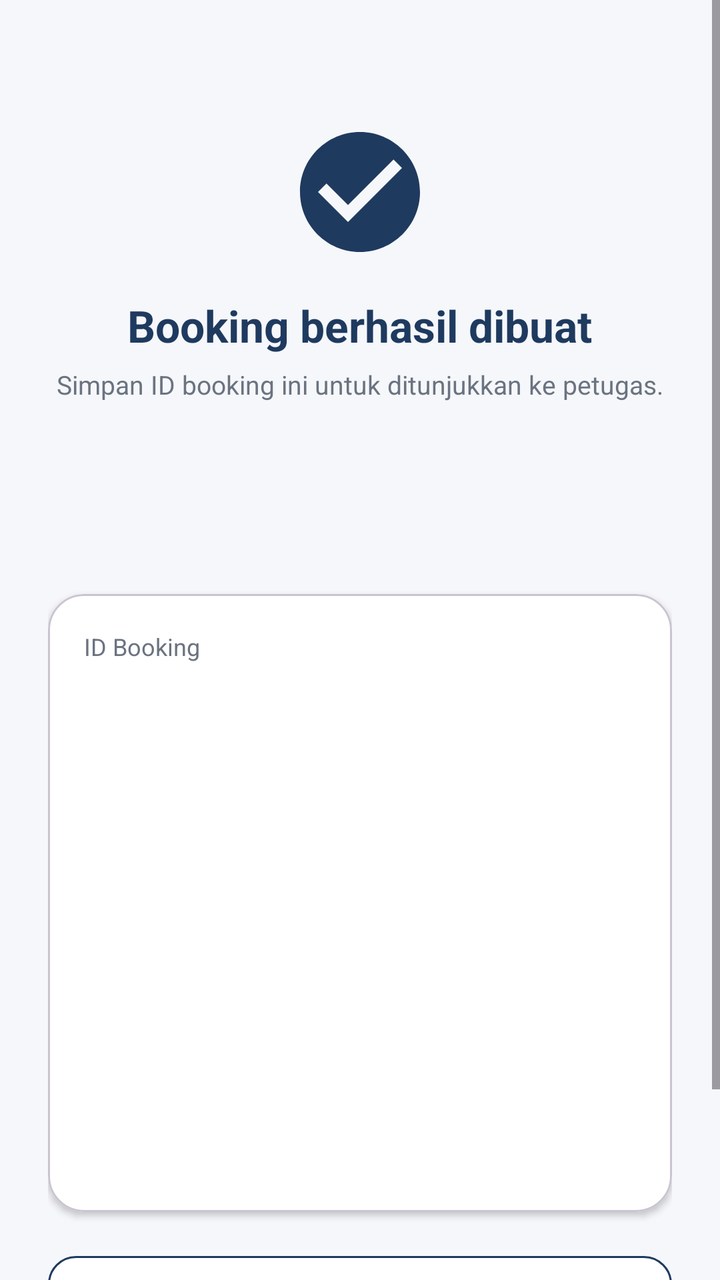
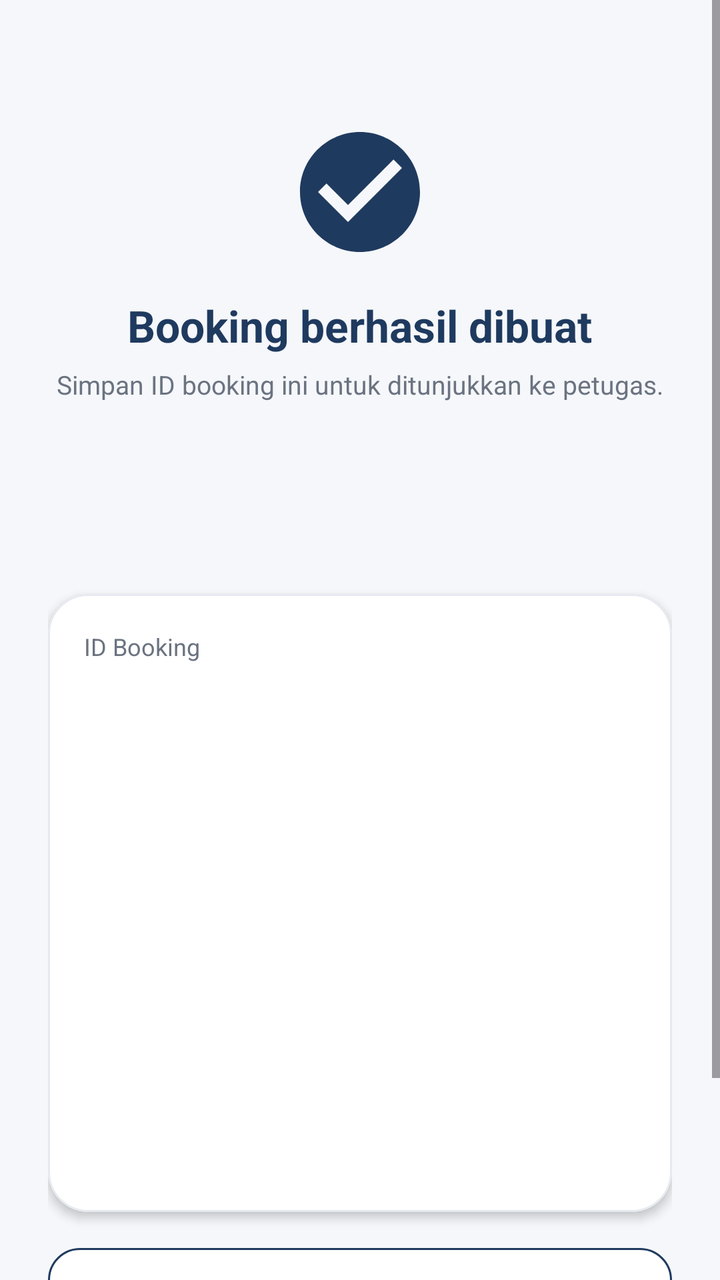

Before-and-after screenshots of an Android layout around one commit, followed by the original layout XML and the change that was made.
<!-- AndroidManifest.xml: application theme Theme.MobileProject -->
<!-- res/layout/activity_booking_success.xml -->
<?xml version="1.0" encoding="utf-8"?>
<ScrollView xmlns:android="http://schemas.android.com/apk/res/android"
    xmlns:app="http://schemas.android.com/apk/res-auto"
    android:layout_width="match_parent"
    android:layout_height="match_parent"
    android:background="@color/bk_bg_screen"
    android:fillViewport="true">

    <LinearLayout
        android:layout_width="match_parent"
        android:layout_height="wrap_content"
        android:gravity="center_horizontal"
        android:orientation="vertical"
        android:padding="24dp">

        <ImageView
            android:layout_width="72dp"
            android:layout_height="72dp"
            android:layout_marginTop="36dp"
            android:contentDescription="@null"
            android:src="@drawable/ic_svc_check_circle"
            app:tint="@color/bk_primary" />

        <TextView
            android:layout_width="wrap_content"
            android:layout_height="wrap_content"
            android:layout_marginTop="16dp"
            android:text="Booking berhasil dibuat"
            android:textColor="@color/bk_primary"
            android:textSize="22sp"
            android:textStyle="bold" />

        <TextView
            android:layout_width="wrap_content"
            android:layout_height="wrap_content"
            android:layout_marginTop="6dp"
            android:text="Simpan ID booking ini untuk ditunjukkan ke petugas."
            android:textColor="@color/bk_text_secondary"
            android:textSize="13sp" />

        <ProgressBar
            android:id="@+id/progress"
            android:layout_width="wrap_content"
            android:layout_height="wrap_content"
            android:layout_marginTop="24dp" />

        <com.google.android.material.card.MaterialCardView
            android:layout_width="match_parent"
            android:layout_height="wrap_content"
            android:layout_marginTop="24dp"
            app:cardBackgroundColor="@android:color/white"
            app:cardCornerRadius="18dp"
            app:cardElevation="2dp">

            <LinearLayout
                android:layout_width="match_parent"
                android:layout_height="wrap_content"
                android:orientation="vertical"
                android:padding="18dp">

                <TextView
                    android:layout_width="wrap_content"
                    android:layout_height="wrap_content"
                    android:text="ID Booking"
                    android:textColor="@color/bk_text_secondary"
                    android:textSize="12sp" />

                <TextView
                    android:id="@+id/tvBookingId"
                    android:layout_width="match_parent"
                    android:layout_height="wrap_content"
                    android:layout_marginTop="3dp"
                    android:textColor="@color/bk_primary"
                    android:textSize="20sp"
                    android:textStyle="bold" />

                <TextView
                    android:id="@+id/tvStatus"
                    android:layout_width="wrap_content"
                    android:layout_height="wrap_content"
                    android:layout_marginTop="12dp"
                    android:textColor="@color/bk_accent"
                    android:textStyle="bold" />

                <TextView
                    android:id="@+id/tvVehicle"
                    android:layout_width="match_parent"
                    android:layout_height="wrap_content"
                    android:layout_marginTop="16dp"
                    android:textColor="@color/bk_text_primary" />

                <TextView
                    android:id="@+id/tvServices"
                    android:layout_width="match_parent"
                    android:layout_height="wrap_content"
                    android:layout_marginTop="6dp"
                    android:textColor="@color/bk_text_secondary" />

                <TextView
                    android:id="@+id/tvWorkshop"
                    android:layout_width="match_parent"
                    android:layout_height="wrap_content"
                    android:layout_marginTop="6dp"
                    android:textColor="@color/bk_text_secondary" />

                <TextView
                    android:id="@+id/tvSchedule"
                    android:layout_width="match_parent"
                    android:layout_height="wrap_content"
                    android:layout_marginTop="6dp"
                    android:textColor="@color/bk_text_secondary" />

                <TextView
                    android:id="@+id/tvTotal"
                    android:layout_width="match_parent"
                    android:layout_height="wrap_content"
                    android:layout_marginTop="16dp"
                    android:textColor="@color/bk_primary"
                    android:textSize="18sp"
                    android:textStyle="bold" />

                <TextView
                    android:id="@+id/tvEstimatedPoints"
                    android:layout_width="match_parent"
                    android:layout_height="wrap_content"
                    android:layout_marginTop="6dp"
                    android:textColor="@color/bk_accent"
                    android:textStyle="bold" />

                <TextView
                    android:id="@+id/tvPointsStatus"
                    android:layout_width="match_parent"
                    android:layout_height="wrap_content"
                    android:layout_marginTop="4dp"
                    android:textSize="12sp" />
            </LinearLayout>
        </com.google.android.material.card.MaterialCardView>

        <com.google.android.material.button.MaterialButton
            android:id="@+id/btnViewPoints"
            android:layout_width="match_parent"
            android:layout_height="wrap_content"
            android:layout_marginTop="18dp"
            android:text="Lihat riwayat points"
            android:textAllCaps="false"
            android:textColor="@color/bk_primary"
            app:backgroundTint="@android:color/white"
            app:cornerRadius="14dp"
            app:strokeColor="@color/bk_primary"
            app:strokeWidth="1dp" />

        <com.google.android.material.button.MaterialButton
            android:id="@+id/btnBackHome"
            android:layout_width="match_parent"
            android:layout_height="wrap_content"
            android:layout_marginTop="8dp"
            android:text="Kembali ke beranda"
            android:textAllCaps="false"
            android:textColor="@android:color/white"
            app:backgroundTint="@color/bk_accent"
            app:cornerRadius="14dp" />
    </LinearLayout>
</ScrollView>
<!-- resources referenced by this layout -->
<resources>
  <color name="bk_accent">#FF7A1A</color>
  <color name="bk_bg_screen">#F5F7FA</color>
  <color name="bk_primary">#1F3A5F</color>
  <color name="bk_text_primary">#2B2F36</color>
  <color name="bk_text_secondary">#6B7380</color>
  <!-- drawable ic_svc_check_circle (drawable) -->
  <?xml version="1.0" encoding="utf-8"?>
  <vector xmlns:android="http://schemas.android.com/apk/res/android"
      android:width="24dp"
      android:height="24dp"
      android:viewportWidth="24"
      android:viewportHeight="24">
      <path
          android:fillColor="#FF000000"
          android:pathData="M12,2C6.48,2 2,6.48 2,12s4.48,10 10,10 10,-4.48 10,-10S17.52,2 12,2zM10,17l-5,-5 1.41,-1.41L10,14.17l7.59,-7.59L19,8l-9,9z" />
  </vector>
  <style name="Theme.MobileProject" parent="Base.Theme.MobileProject" />
  <style name="Base.Theme.MobileProject" parent="Theme.Material3.DayNight.NoActionBar">
  
      </style>
</resources>

<!-- the commit's change to res/layout/activity_booking_success.xml (unified diff, before → after) -->
@@ -1,6 +1,7 @@
 <?xml version="1.0" encoding="utf-8"?>
 <ScrollView xmlns:android="http://schemas.android.com/apk/res/android"
     xmlns:app="http://schemas.android.com/apk/res-auto"
+    android:id="@+id/main"
     android:layout_width="match_parent"
     android:layout_height="match_parent"
     android:background="@color/bk_bg_screen"
@@ -49,8 +50,10 @@
             android:layout_height="wrap_content"
             android:layout_marginTop="24dp"
             app:cardBackgroundColor="@android:color/white"
-            app:cardCornerRadius="18dp"
-            app:cardElevation="2dp">
+            app:cardCornerRadius="20dp"
+            app:cardElevation="3dp"
+            app:strokeColor="@color/bk_stroke_soft"
+            app:strokeWidth="1dp">
 
             <LinearLayout
                 android:layout_width="match_parent"
@@ -139,25 +142,31 @@
         <com.google.android.material.button.MaterialButton
             android:id="@+id/btnViewPoints"
             android:layout_width="match_parent"
-            android:layout_height="wrap_content"
+            android:layout_height="52dp"
+            android:insetTop="0dp"
+            android:insetBottom="0dp"
             android:layout_marginTop="18dp"
             android:text="Lihat riwayat points"
             android:textAllCaps="false"
             android:textColor="@color/bk_primary"
+            android:textStyle="bold"
             app:backgroundTint="@android:color/white"
-            app:cornerRadius="14dp"
+            app:cornerRadius="16dp"
             app:strokeColor="@color/bk_primary"
             app:strokeWidth="1dp" />
 
         <com.google.android.material.button.MaterialButton
             android:id="@+id/btnBackHome"
             android:layout_width="match_parent"
-            android:layout_height="wrap_content"
+            android:layout_height="52dp"
+            android:insetTop="0dp"
+            android:insetBottom="0dp"
             android:layout_marginTop="8dp"
             android:text="Kembali ke beranda"
             android:textAllCaps="false"
             android:textColor="@android:color/white"
+            android:textStyle="bold"
             app:backgroundTint="@color/bk_accent"
-            app:cornerRadius="14dp" />
+            app:cornerRadius="16dp" />
     </LinearLayout>
 </ScrollView>
<!-- resource entries referenced after the edit -->
@@ -3,6 +3,7 @@
   <color name="bk_accent">#FF7A1A</color>
   <color name="bk_bg_screen">#F5F7FA</color>
   <color name="bk_primary">#1F3A5F</color>
+  <color name="bk_stroke_soft">#E6EAF0</color>
   <color name="bk_text_primary">#2B2F36</color>
   <color name="bk_text_secondary">#6B7380</color>
   <!-- drawable ic_svc_check_circle (drawable) -->
